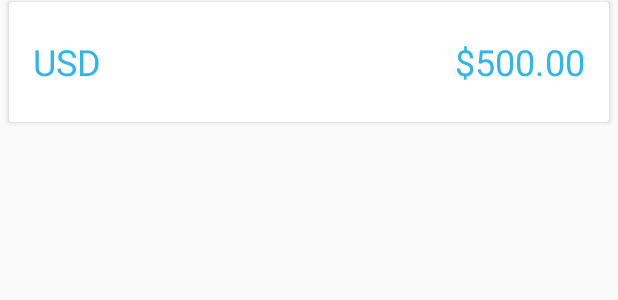
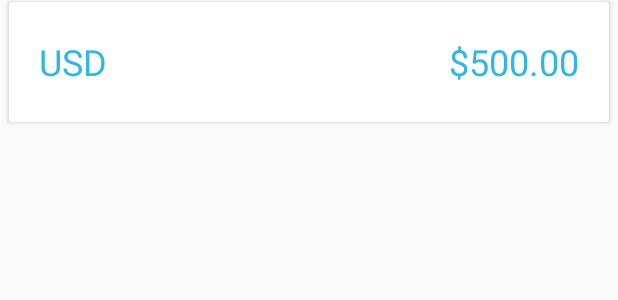
Before and after one commit to aaronfields/BitcoinPriceTracker, an Android app: the layout item_price.xml on its own in the app's theme, with its tools: preview values and no code run, on a phone screen of 412 x 824 dp. Shown: the top 300 px of the screen. Run offline under Robolectric (Android 15) with nearby library versions, the phone set to English and light mode, and no system bars.

Commit message:
square logo

```diff
--- a/app/src/main/AndroidManifest.xml
+++ b/app/src/main/AndroidManifest.xml
@@ -7,7 +7,7 @@
 
     <application
         android:allowBackup="true"
-        android:icon="@mipmap/logo_bitcoin"
+        android:icon="@mipmap/logo_square"
         android:label="@string/app_name"
         android:supportsRtl="true"
         android:theme="@style/AppTheme">
--- a/app/src/main/res/layout/item_price.xml
+++ b/app/src/main/res/layout/item_price.xml
@@ -21,7 +21,7 @@
             android:textSize="24sp"
             android:layout_marginTop="14dp"
             android:layout_marginBottom="14dp"
-            android:layout_marginLeft="16dp"
+            android:layout_marginLeft="20dp"
             android:layout_alignParentLeft="true"
             android:layout_centerVertical="true"
             tools:text="USD"
@@ -33,7 +33,7 @@
             android:layout_height="wrap_content"
             android:textSize="24sp"
             android:layout_marginBottom="14dp"
-            android:layout_marginRight="16dp"
+            android:layout_marginRight="20dp"
             android:layout_marginTop="14dp"
             android:layout_alignParentRight="true"
             android:layout_centerVertical="true"
```
Also changed, not shown: app/src/main/res/mipmap-hdpi/logo_square.png (added), app/src/main/res/mipmap-mdpi/logo_square.png (added), app/src/main/res/mipmap-xhdpi/logo_square.png (added), app/src/main/res/mipmap-xxhdpi/logo_square.png (added), app/src/main/res/mipmap-xxxhdpi/logo_square.png (added).
